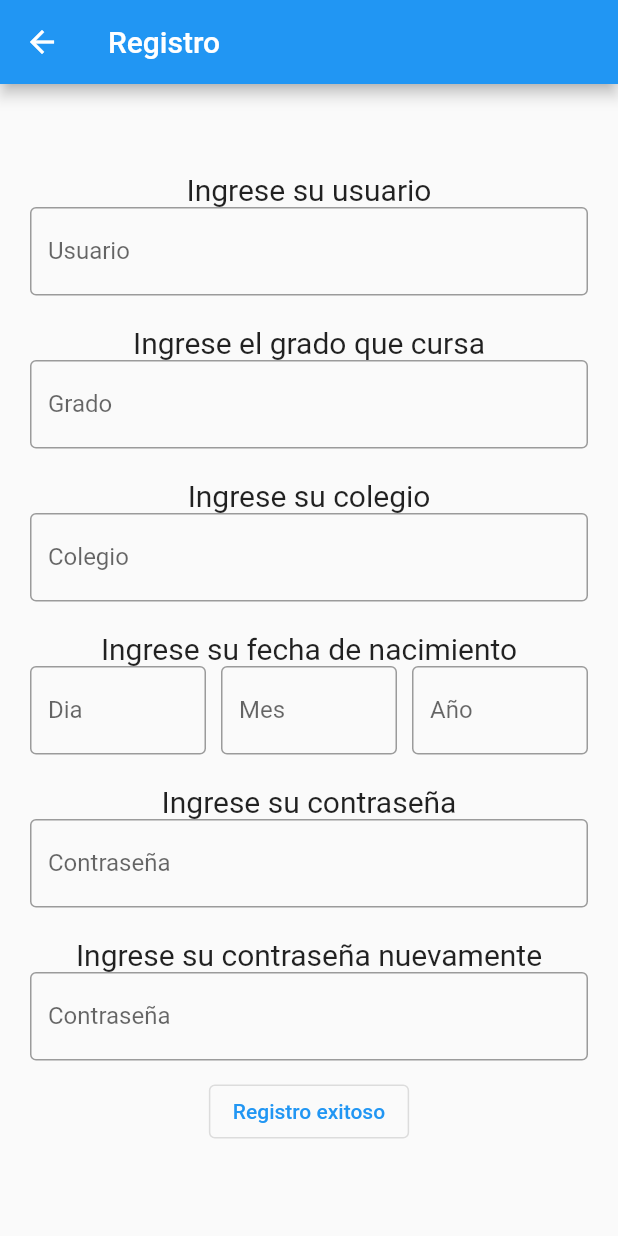
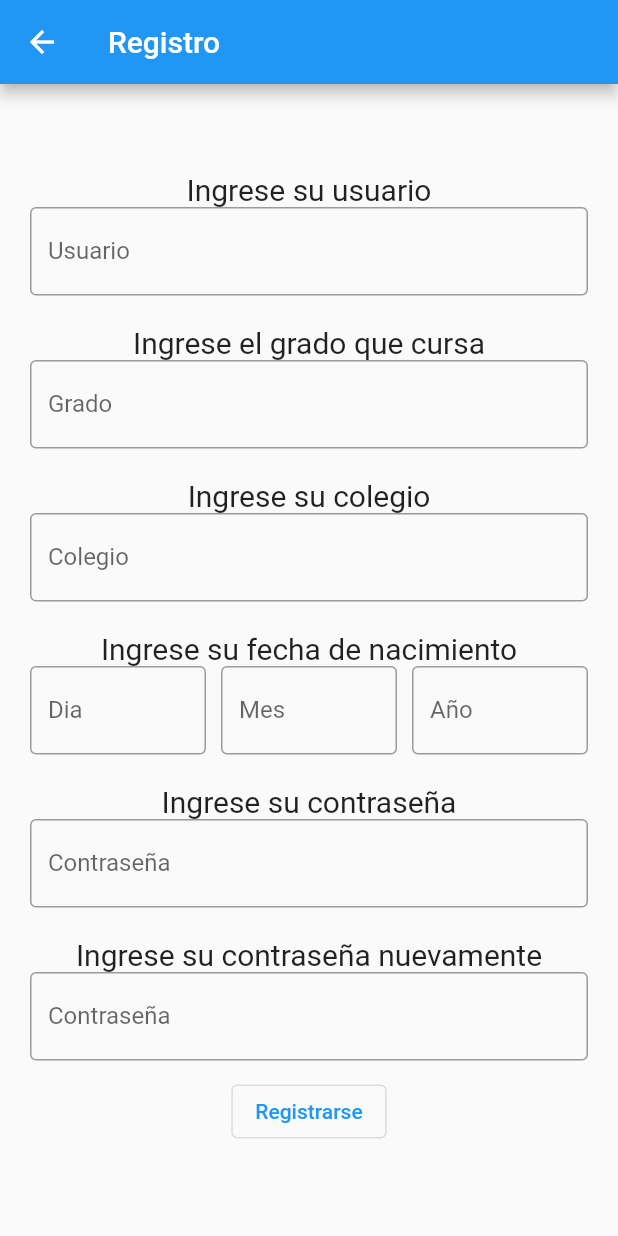
Before and after one commit to LeoLizc/f_operation_project, a Flutter app: the Registro screen opened by its route, on a phone screen of 412 x 824 dp. Run offline on Flutter 3.47's test engine with Material 2 defaults, Android fonts, the phone set to English and light mode, and no system bars; our stand-ins replace get.

Commit message:
"Registrarse" button text fixed

```diff
--- a/lib/ui/pages/authentication/Registro.dart
+++ b/lib/ui/pages/authentication/Registro.dart
@@ -220,7 +220,7 @@ class RegistroP extends State<Registro> {
                         });
                       }
                     },
-                    child: const Text("Registro exitoso")),
+                    child: const Text("Registrarse")),
               ],
             ),
           ),
```
